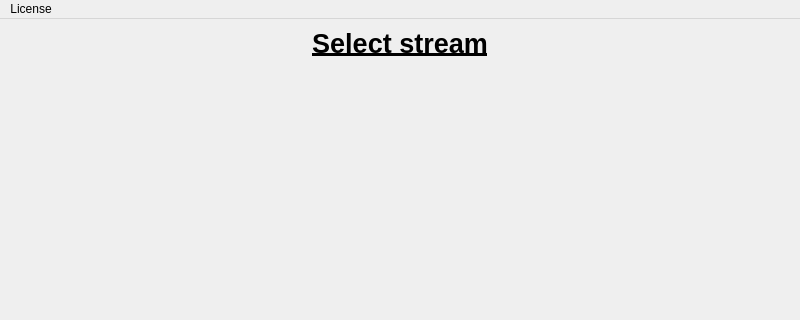
Before: the Qt Designer form generic_cv_tasks/ui/mainwindow.ui in stereomatchingkiss/show_cases, drawn with Qt 5; both pictures show x 0 to 800 and y 0 to 320 of the 800 by 600 pixel window.
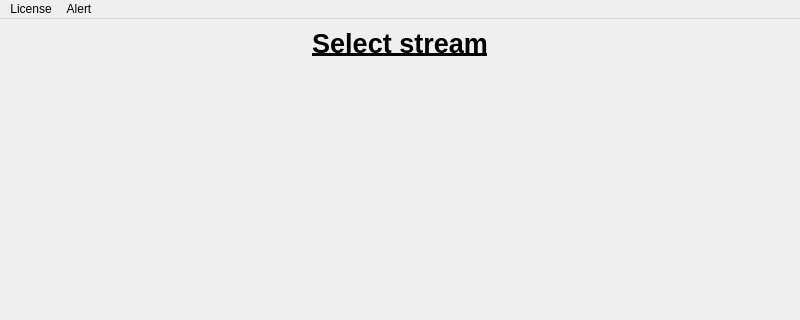
After: the same form once the commit is applied.

Commit message: support send alert to websocket server

```diff
--- a/generic_cv_tasks/ui/mainwindow.ui
+++ b/generic_cv_tasks/ui/mainwindow.ui
@@ -77,7 +77,14 @@
     <addaction name="actionQt"/>
     <addaction name="actionReadMe"/>
    </widget>
+   <widget class="QMenu" name="menuAlert">
+    <property name="title">
+     <string>Alert</string>
+    </property>
+    <addaction name="actionServer"/>
+   </widget>
    <addaction name="menuQt"/>
+   <addaction name="menuAlert"/>
   </widget>
   <widget class="QStatusBar" name="statusbar"/>
   <action name="actionQt">
```
Left out of the diff: 5 changed lines with no effect on the pictures. The commit also changes 13 other files.
